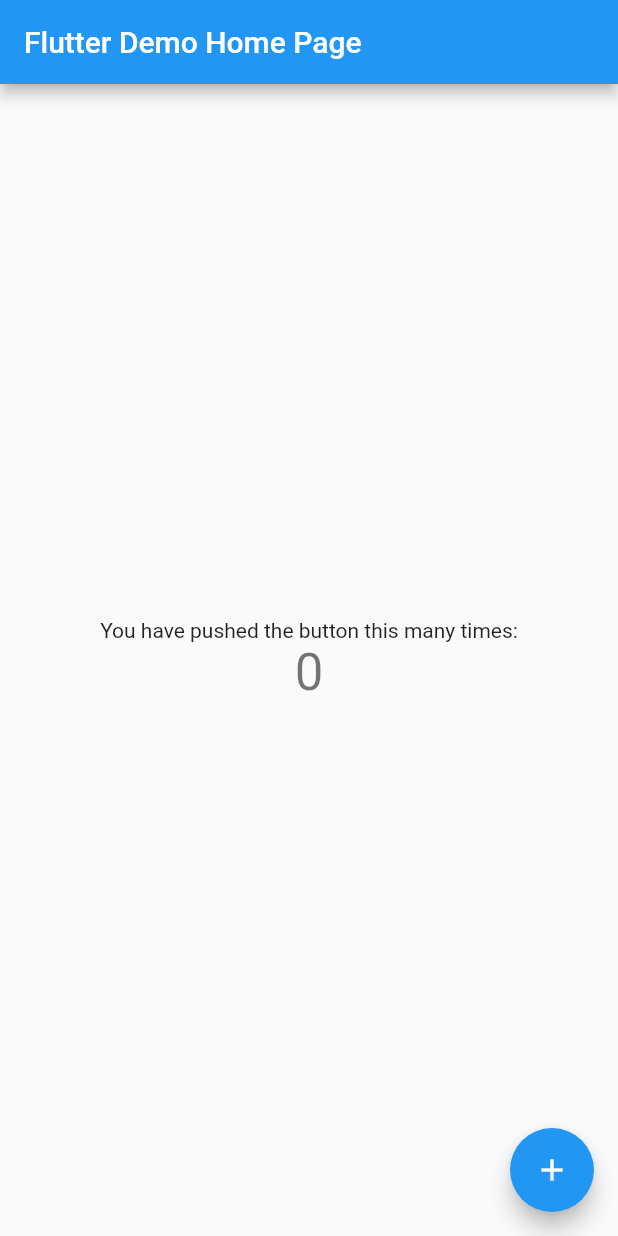
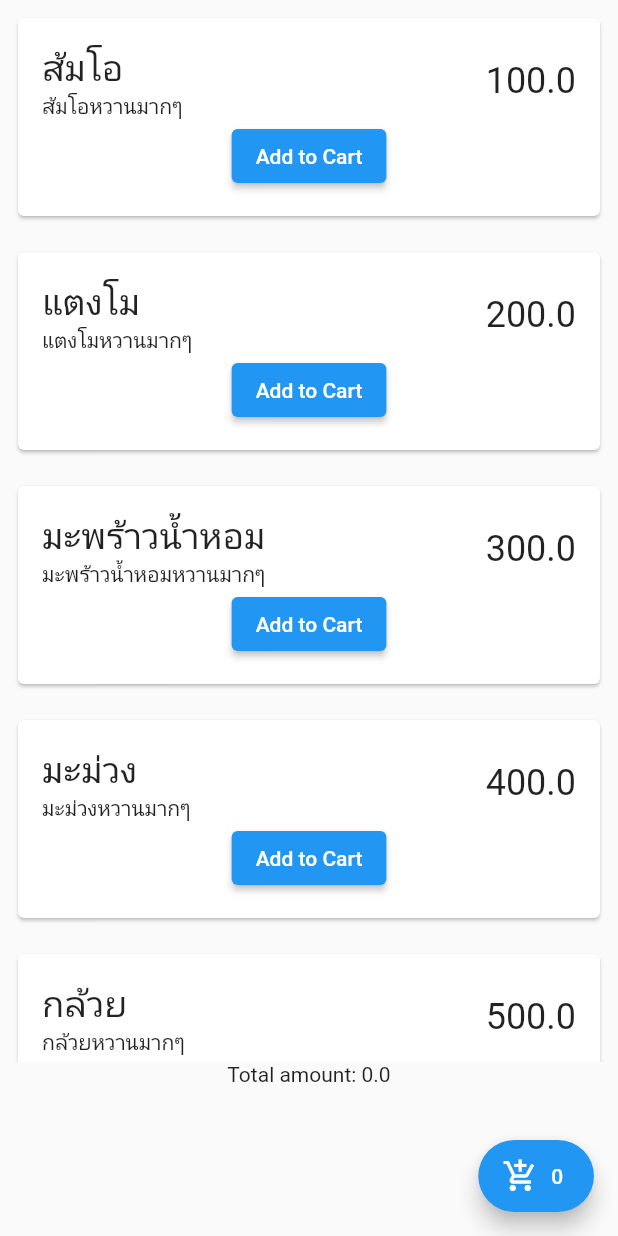
Before and after one commit to baadnk7777777/Flutter-hello-Provider, a Flutter app: the screen it shows after launch, on a phone screen of 412 x 824 dp. Run offline on Flutter 3.47's test engine with Material 2 defaults, Android fonts, the phone set to English and light mode, and no system bars; our stand-ins replace get.

Commit message:
GetX for shoppingCart.

```diff
--- /dev/null
+++ b/lib/controllers/cart-controller.dart
@@ -0,0 +1,17 @@
+import 'package:get/state_manager.dart';
+import 'package:helloprovider/models/product.dart';
+
+class CartController extends GetxController {
+  var cartItems = <Product>[].obs;
+
+  double get totalPrice =>
+      cartItems.fold(0, (sum, item) => sum + item.productPrice);
+  // เมื่อ cartItems มีการเปลี่ยนแปลง จะเข้ามา update ใน totalPrice ด้วยทันที
+
+  int get count => cartItems.length;
+
+  addToCart(Product product) {
+    cartItems.add(product);
+    //เมื่อเรียกใช้ก็จะเพิ่ม product เข้า cart.
+  }
+}
--- /dev/null
+++ b/lib/controllers/shopping-controller.dart
@@ -0,0 +1,56 @@
+import 'package:get/state_manager.dart';
+import 'package:helloprovider/models/product.dart';
+
+class ShoppingController extends GetxController {
+  var products = <Product>[].obs; // ทำให้ product เป็น observable
+
+  @override
+  void onInit() {
+    // ทำงานก่อน build
+    fetchProducts();
+    super.onInit();
+  }
+
+  void fetchProducts() async {
+    await Future.delayed(const Duration(seconds: 1));
+    var productResult = [
+      Product(
+        id: 1,
+        productName: "ส้มโอ",
+        productImages: "abd",
+        productDescription: "ส้มโอหวานมากๆ",
+        productPrice: 100,
+      ),
+      Product(
+        id: 2,
+        productName: "แตงโม",
+        productImages: "abd",
+        productDescription: "แตงโมหวานมากๆ",
+        productPrice: 200,
+      ),
+      Product(
+        id: 3,
+        productName: "มะพร้าวน้ำหอม",
+        productImages: "abd",
+        productDescription: "มะพร้าวน้ำหอมหวานมากๆ",
+        productPrice: 300,
+      ),
+      Product(
+        id: 4,
+        productName: "มะม่วง",
+        productImages: "abd",
+        productDescription: "มะม่วงหวานมากๆ",
+        productPrice: 400,
+      ),
+      Product(
+        id: 5,
+        productName: "กล้วย",
+        productImages: "abd",
+        productDescription: "กล้วยหวานมากๆ",
+        productPrice: 500,
+      ),
+    ];
+
+    products.assignAll(productResult);
+  }
+}
--- a/lib/main.dart
+++ b/lib/main.dart
@@ -1,4 +1,5 @@
 import 'package:flutter/material.dart';
+import 'package:helloprovider/views/shoppingPage.dart';
 
 void main() {
   runApp(const MyApp());
@@ -24,7 +25,7 @@
         // is not restarted.
         primarySwatch: Colors.blue,
       ),
-      home: const MyHomePage(title: 'Flutter Demo Home Page'),
+      home: ShoppingPage(),
     );
   }
 }
--- /dev/null
+++ b/lib/models/product.dart
@@ -0,0 +1,17 @@
+class Product {
+  final int id;
+  final String productName;
+  final String productImages;
+  final String productDescription;
+  final double productPrice;
+
+  Product({
+    required this.id,
+    required this.productName,
+    required this.productImages,
+    required this.productDescription,
+    required this.productPrice,
+  });
+}
+
+// สร้าง models สำหรับมาเก็บข้อมูลจาก   API ซึ่งค่าจะต้องสัมพันธ์กับ Response ของ API.
--- /dev/null
+++ b/lib/views/shoppingPage.dart
@@ -0,0 +1,91 @@
+import 'package:flutter/material.dart';
+import 'package:get/get.dart';
+import 'package:helloprovider/controllers/cart-controller.dart';
+import 'package:helloprovider/models/product.dart';
+
+import '../controllers/shopping-controller.dart';
+
+class ShoppingPage extends StatelessWidget {
+  final shoppingController = Get.put(ShoppingController());
+  final cartController = Get.put(CartController());
+  @override
+  Widget build(BuildContext context) {
+    return Scaffold(
+      body: SafeArea(
+        // ถ้าไม่มีส่วนของ Appbar เราจะไม่รู้ขอบเขตของหน้าจอ จะเป็นการเพิ่ม SafeArea เข้าไป.
+        child: Column(
+          children: [
+            Expanded(child: GetX<ShoppingController>(
+              builder: (controller) {
+                return ListView.builder(
+                  itemCount: controller.products
+                      .length, // Error ถ้าไม่ได้ระบุจำนวน ที่มาจาก Controller.
+                  itemBuilder: (BuildContext context, index) {
+                    return Card(
+                      margin: const EdgeInsets.all(12),
+                      child: Padding(
+                        padding: const EdgeInsets.all(16.0),
+                        child: Column(
+                          mainAxisAlignment: MainAxisAlignment.end,
+                          children: [
+                            Row(
+                              mainAxisAlignment: MainAxisAlignment.spaceBetween,
+                              children: [
+                                Column(
+                                    crossAxisAlignment:
+                                        CrossAxisAlignment.start,
+                                    children: [
+                                      Text(
+                                        '${controller.products[index].productName}',
+                                        style: TextStyle(fontSize: 24),
+                                      ),
+                                      Text(
+                                        '${controller.products[index].productDescription}',
+                                      ),
+                                    ]),
+                                Text(
+                                  '${controller.products[index].productPrice}',
+                                  style: TextStyle(fontSize: 24),
+                                )
+                              ],
+                            ),
+                            ElevatedButton(
+                              onPressed: () {
+                                print('Add to Cart');
+
+                                cartController
+                                    .addToCart(controller.products[index]);
+                              },
+                              child: Text('Add to Cart'),
+                            )
+                          ],
+                        ),
+                      ),
+                    );
+                  },
+                );
+              },
+            )),
+            GetX<CartController>(
+              builder: (controller) {
+                return Text('Total amount: ${controller.totalPrice}');
+              },
+            ),
+            SizedBox(
+              height: 100,
+            )
+          ],
+        ),
+      ),
+      floatingActionButton: FloatingActionButton.extended(
+        onPressed: () {},
+        label: GetX<CartController>(
+          builder: (controller) {
+            return Text('${controller.count}');
+          },
+        ),
+        icon: Icon(Icons.add_shopping_cart),
+      ),
+    );
+  }
+}
--- a/pubspec.yaml
+++ b/pubspec.yaml
@@ -35,6 +35,7 @@
   # The following adds the Cupertino Icons font to your application.
   # Use with the CupertinoIcons class for iOS style icons.
   cupertino_icons: ^1.0.2
+  get: ^4.6.5
 
 dev_dependencies:
   flutter_test:
```
Also changed, not shown: pubspec.lock.
